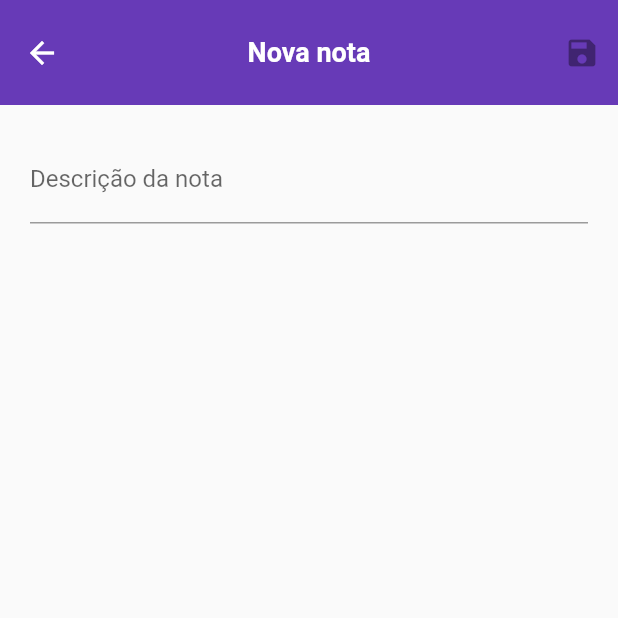
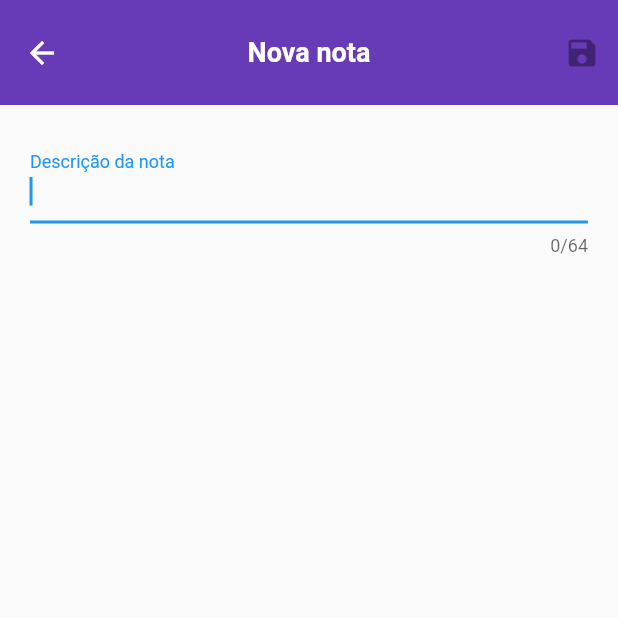
Before and after one commit to bernardoveras/flutter_notes_shortcuts, a Flutter app: the screen it shows after launch, after a tap on the "delete" icon, after a tap on the "add" icon, on a phone screen of 412 x 824 dp, the top half of it. Run offline on Flutter 3.47's test engine with Material 2 defaults, Android fonts, the phone set to English and light mode, and no system bars.

Commit message:
Adicionado flexible no texto para não quebrar

```diff
--- a/lib/pages/new_note/new_note_page.dart
+++ b/lib/pages/new_note/new_note_page.dart
@@ -46,6 +46,9 @@ class _NewNotePageState extends State<NewNotePage> {
               ),
               onChanged: (v) => setState(() => note = v),
               onSubmitted: (v) => save(),
+              autofocus: true,
+              maxLines: 1,
+              maxLength: 64,
             ),
           ],
         ),
--- a/lib/pages/notes/widgets/note_item_widget.dart
+++ b/lib/pages/notes/widgets/note_item_widget.dart
@@ -15,7 +15,6 @@ class NoteItemWidget extends StatelessWidget {
     return Container(
       width: double.infinity,
       padding: const EdgeInsets.all(14),
-
       decoration: BoxDecoration(
         color: Theme.of(context).primaryColorLight.withOpacity(0.2),
         borderRadius: BorderRadius.circular(8),
@@ -23,15 +22,21 @@ class NoteItemWidget extends StatelessWidget {
       child: Row(
         mainAxisAlignment: MainAxisAlignment.spaceBetween,
         children: [
-          Text(
+          Flexible(
+            flex: 5,
+            child: Text(
               note,
+              maxLines: 2,
+              overflow: TextOverflow.ellipsis,
               style: TextStyle(
                 fontSize: 18,
                 fontWeight: FontWeight.bold,
                 color: Theme.of(context).primaryColor,
               ),
             ),
-          IconButton(
+          ),
+          Flexible(
+            child: IconButton(
               icon: const Icon(
                 Icons.delete,
                 color: Colors.red,
@@ -40,6 +45,7 @@ class NoteItemWidget extends StatelessWidget {
                 if (onDelete != null) onDelete!.call(note);
               },
             ),
+          ),
         ],
       ),
     );
```
Lines whose indentation alone changed are shown as unchanged.
